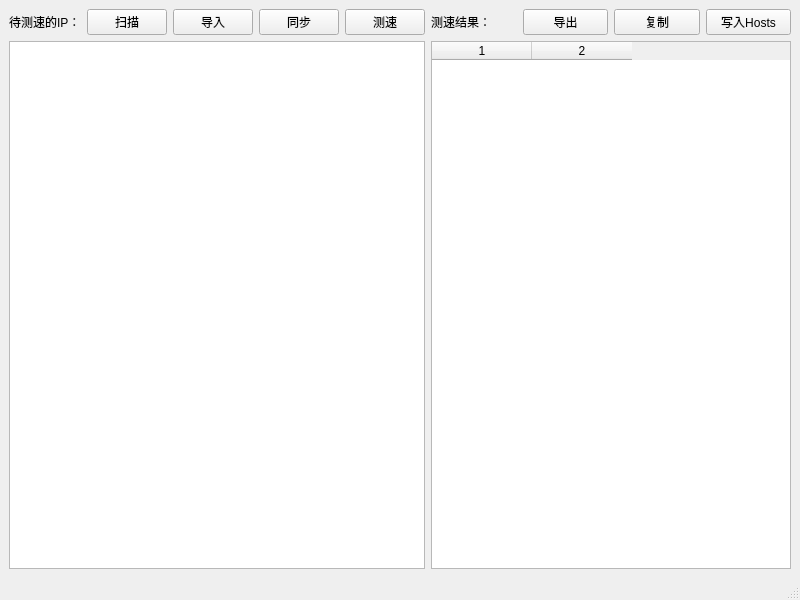
GoodCoder666/GoogleTranslate_IPFinder, file MainWindow.ui: the form before one commit.
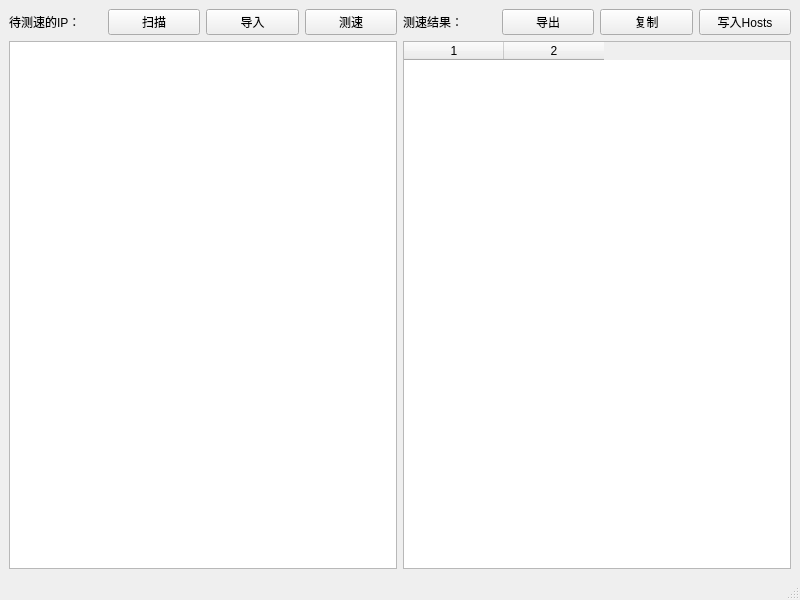
The form after the commit. Icons and pictures are not drawn.

```diff
--- a/MainWindow.ui
+++ b/MainWindow.ui
@@ -53,16 +53,6 @@
           </property>
          </widget>
         </item>
-        <item>
-         <widget class="QPushButton" name="btnWait_Sync">
-          <property name="toolTip">
-           <string>从远程服务器上获取IP列表。</string>
-          </property>
-          <property name="text">
-           <string>同步</string>
-          </property>
-         </widget>
-        </item>
         <item>
          <widget class="QPushButton" name="btnWait_Test">
           <property name="toolTip">
```
Left out of the diff: 4 changed lines with no effect on the pictures.
